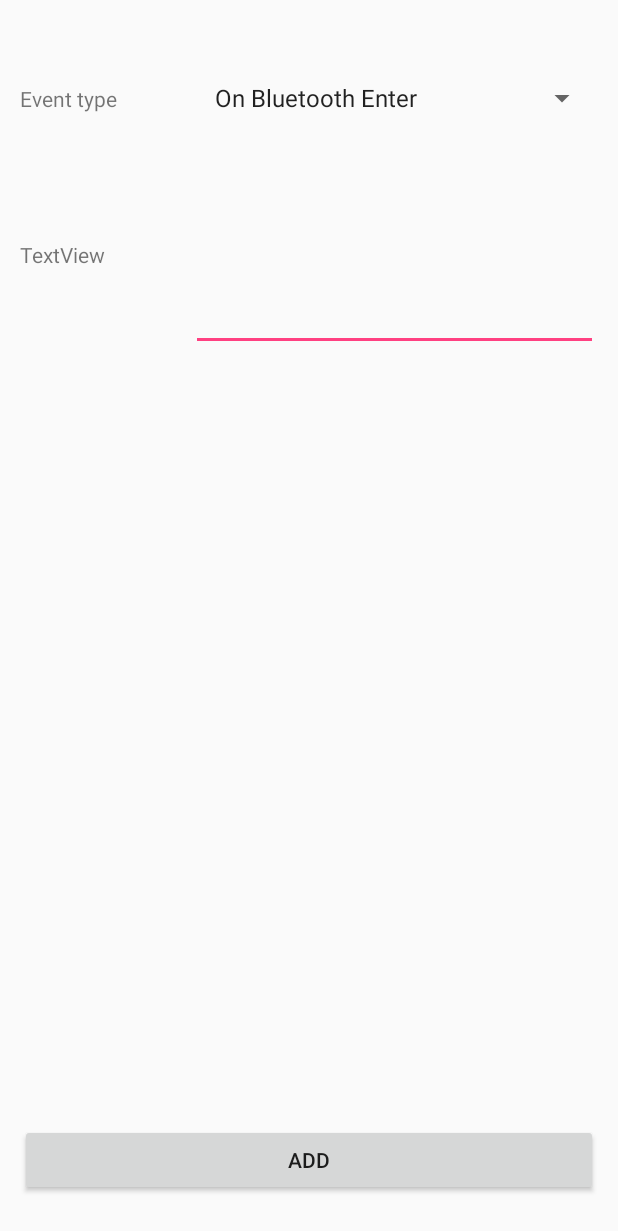
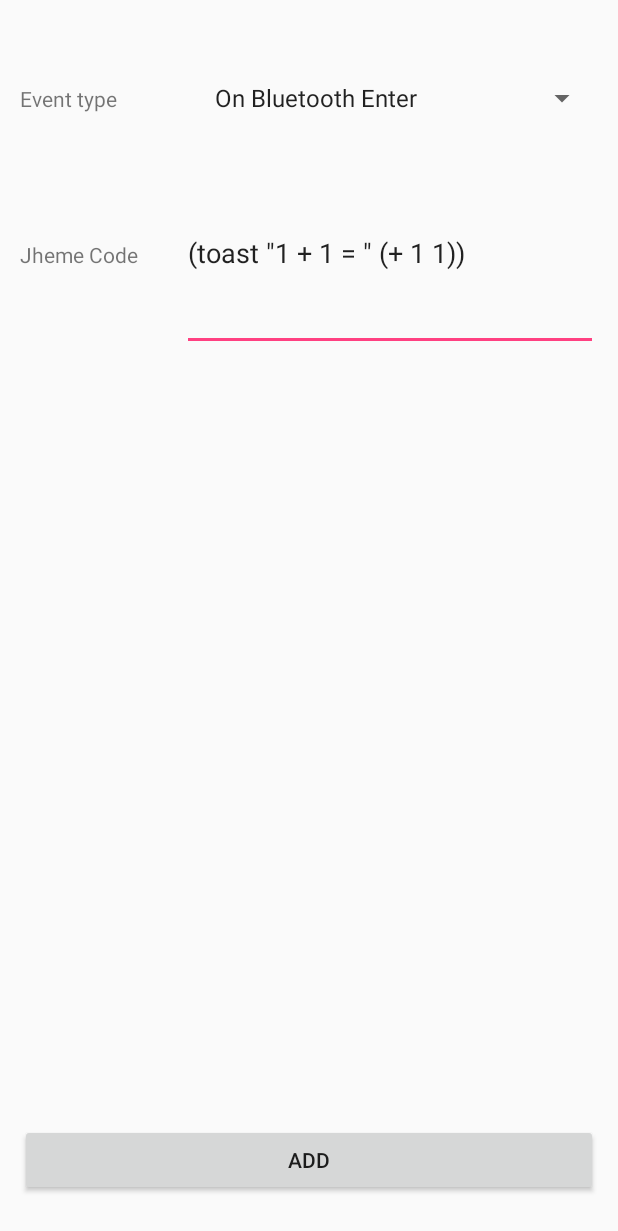
Before and after one commit to yurippe/Pervasive-Computing, an Android app: the AddEventListener screen opened directly, with no data from a screen before it, after a tap on "ADD", on a phone screen of 412 x 824 dp. Shown: the top 1231 px of the screen. Run offline under Robolectric (Android 15) with nearby library versions, the phone set to English and light mode, and no system bars.

Commit message:
Minor fix to Jheme

```diff
--- a/APP/LittleBigBrother/app/src/main/java/dk/atom_it/littlebigbrother/AddEventListener.java
+++ b/APP/LittleBigBrother/app/src/main/java/dk/atom_it/littlebigbrother/AddEventListener.java
@@ -9,6 +9,7 @@ import android.view.View;
 import android.widget.ArrayAdapter;
 import android.widget.Button;
 import android.widget.Spinner;
+import android.widget.TextView;
 import android.widget.Toast;
 
 import dk.atom_it.littlebigbrother.Jheme.JhemeInterpreter;
@@ -25,6 +26,8 @@ public class AddEventListener extends AppCompatActivity {
         //Set the dropdown menu for event types
         final Spinner eventTypeSpinner = (Spinner) findViewById(R.id.event_type_spinner);
         final ArrayAdapter<CharSequence> eventTypeAdapter = ArrayAdapter.createFromResource(this, R.array.event_types, android.R.layout.simple_spinner_item);
+        final TextView jhemeCode = (TextView) findViewById(R.id.event_code);
+
         eventTypeAdapter.setDropDownViewResource(android.R.layout.simple_spinner_dropdown_item);
         eventTypeSpinner.setAdapter(eventTypeAdapter);
 
@@ -34,7 +37,11 @@ public class AddEventListener extends AppCompatActivity {
             public void onClick(View view) {
                 //Toast.makeText(tthis, "Selected: " + eventTypeAdapter.getItem(eventTypeSpinner.getSelectedItemPosition()), Toast.LENGTH_LONG).show();
                 JhemeInterpreter jheme = new JhemeInterpreter(tthis);
-                jheme.eval("(toast \"hello world\")");
+                try {
+                    jheme.eval(jhemeCode.getText().toString());
+                } catch (Exception e){
+                    Toast.makeText(tthis, "Not valid Jheme code", Toast.LENGTH_LONG).show();
+                }
             }
         });
     }
--- a/APP/LittleBigBrother/app/src/main/java/dk/atom_it/littlebigbrother/Jheme/JhemeToast.java
+++ b/APP/LittleBigBrother/app/src/main/java/dk/atom_it/littlebigbrother/Jheme/JhemeToast.java
@@ -17,9 +17,18 @@ public class JhemeToast extends SchemeProcedure {
 
     @Override
     public EvaluationResult execute(SchemeObject[] args, Interpreter i, Environment e){
-        i.assertArgCountEqual(this, args, 1);
+
+        StringBuilder sb = new StringBuilder();
+        for(SchemeObject arg : args){
+            if (arg instanceof SchemeString){
+                sb.append(((SchemeString) arg).getValue());
+            } else {
+                sb.append(arg.getStringValue());
+            }
+        }
+
         JhemeInterpreter interp = (JhemeInterpreter) i;
-        Toast.makeText(interp.getActivity(), ((SchemeString) args[0]).getValue(), Toast.LENGTH_LONG).show();
+        Toast.makeText(interp.getActivity(), sb.toString(), Toast.LENGTH_LONG).show();
         return new EvaluationResult(e);
     }
 }
--- a/APP/LittleBigBrother/app/src/main/res/layout/activity_add_event_listener.xml
+++ b/APP/LittleBigBrother/app/src/main/res/layout/activity_add_event_listener.xml
@@ -42,10 +42,10 @@
         android:paddingBottom="40px">
 
         <TextView
-            android:text="TextView"
+            android:text="Jheme Code"
             android:layout_width="wrap_content"
             android:layout_height="wrap_content"
-            android:id="@+id/textView5"
+            android:id="@+id/jheme_code_label"
             android:layout_weight="1" />
 
         <EditText
@@ -54,7 +54,8 @@
             android:inputType="textMultiLine"
             android:ems="10"
             android:id="@+id/event_code"
-            android:layout_weight="1" />
+            android:layout_weight="2.18"
+            android:text='(toast "1 + 1 = " (+ 1 1))' />
     </LinearLayout>
 
     <Button
```
